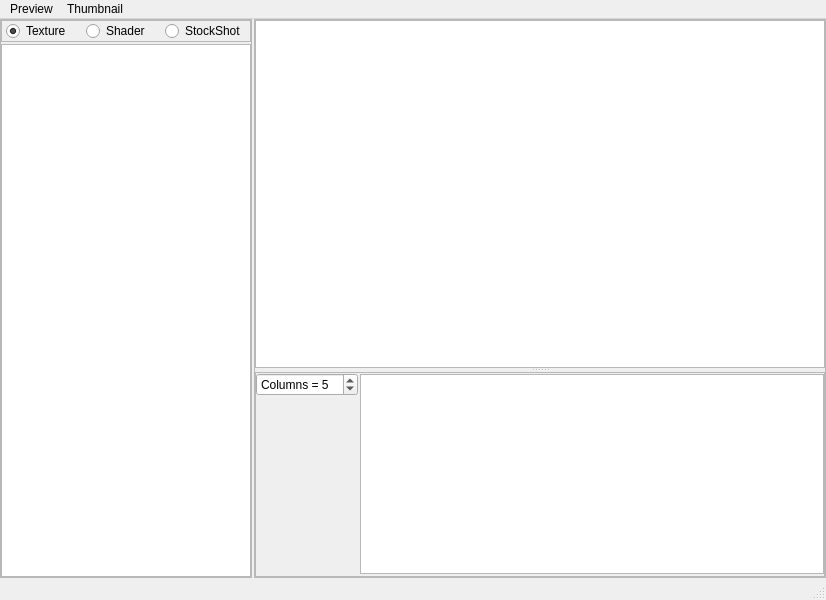
The window that appli/factory/ui/factory.ui (snaress/bank) describes before a commit, drawn with Qt 5.
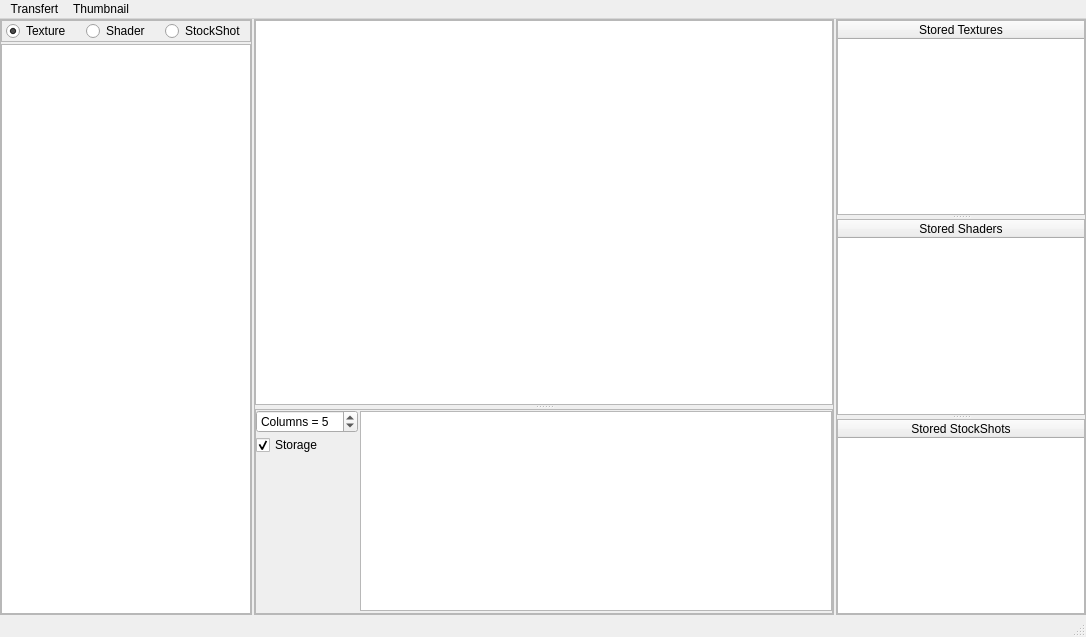
The same window after the commit.

Commit message: factory: update preview               Mise en place storage

```diff
--- a/appli/factory/ui/factory.ui
+++ b/appli/factory/ui/factory.ui
@@ -6,8 +6,8 @@
    <rect>
     <x>0</x>
     <y>0</y>
-    <width>826</width>
-    <height>600</height>
+    <width>1086</width>
+    <height>637</height>
    </rect>
   </property>
   <property name="windowTitle">
@@ -211,6 +211,16 @@
             </property>
            </widget>
           </item>
+          <item>
+           <widget class="QCheckBox" name="cbStorage">
+            <property name="text">
+             <string>Storage</string>
+            </property>
+            <property name="checked">
+             <bool>true</bool>
+            </property>
+           </widget>
+          </item>
           <item>
            <spacer name="verticalSpacer">
             <property name="orientation">
@@ -240,6 +250,70 @@
       </widget>
      </widget>
     </item>
+    <item row="0" column="2">
+     <widget class="QFrame" name="qfRightZone">
+      <property name="minimumSize">
+       <size>
+        <width>250</width>
+        <height>0</height>
+       </size>
+      </property>
+      <property name="maximumSize">
+       <size>
+        <width>250</width>
+        <height>16777215</height>
+       </size>
+      </property>
+      <property name="frameShape">
+       <enum>QFrame::StyledPanel</enum>
+      </property>
+      <layout class="QVBoxLayout" name="vlRightZone">
+       <property name="spacing">
+        <number>2</number>
+       </property>
+       <property name="margin">
+        <number>0</number>
+       </property>
+       <item>
+        <widget class="QSplitter" name="splitter_2">
+         <property name="orientation">
+          <enum>Qt::Vertical</enum>
+         </property>
+         <widget class="QTreeWidget" name="twTextures">
+          <column>
+           <property name="text">
+            <string notr="true">Stored Textures</string>
+           </property>
+           <property name="textAlignment">
+            <set>AlignHCenter|AlignVCenter|AlignCenter</set>
+           </property>
+          </column>
+         </widget>
+         <widget class="QTreeWidget" name="twShaders">
+          <column>
+           <property name="text">
+            <string notr="true">Stored Shaders</string>
+           </property>
+           <property name="textAlignment">
+            <set>AlignHCenter|AlignVCenter|AlignCenter</set>
+           </property>
+          </column>
+         </widget>
+         <widget class="QTreeWidget" name="twStockShots">
+          <column>
+           <property name="text">
+            <string notr="true">Stored StockShots</string>
+           </property>
+           <property name="textAlignment">
+            <set>AlignHCenter|AlignVCenter|AlignCenter</set>
+           </property>
+          </column>
+         </widget>
+        </widget>
+       </item>
+      </layout>
+     </widget>
+    </item>
    </layout>
   </widget>
   <widget class="QMenuBar" name="menubar">
@@ -247,17 +321,10 @@
     <rect>
      <x>0</x>
      <y>0</y>
-     <width>826</width>
+     <width>1086</width>
      <height>21</height>
     </rect>
    </property>
-   <widget class="QMenu" name="mPreview">
-    <property name="title">
-     <string>Preview</string>
-    </property>
-    <addaction name="miCreateSelPreviews"/>
-    <addaction name="miCreateAllPreviews"/>
-   </widget>
    <widget class="QMenu" name="mThumbnail">
     <property name="title">
      <string>Thumbnail</string>
@@ -265,7 +332,12 @@
     <addaction name="miCreateSelIcons"/>
     <addaction name="miCreateAllIcons"/>
    </widget>
-   <addaction name="mPreview"/>
+   <widget class="QMenu" name="mTransfert">
+    <property name="title">
+     <string>Transfert</string>
+    </property>
+   </widget>
+   <addaction name="mTransfert"/>
    <addaction name="mThumbnail"/>
   </widget>
   <widget class="QStatusBar" name="statusbar"/>
```
Left out of the diff: 17 changed lines with no effect on the pictures. The commit also changes 3 other files.
